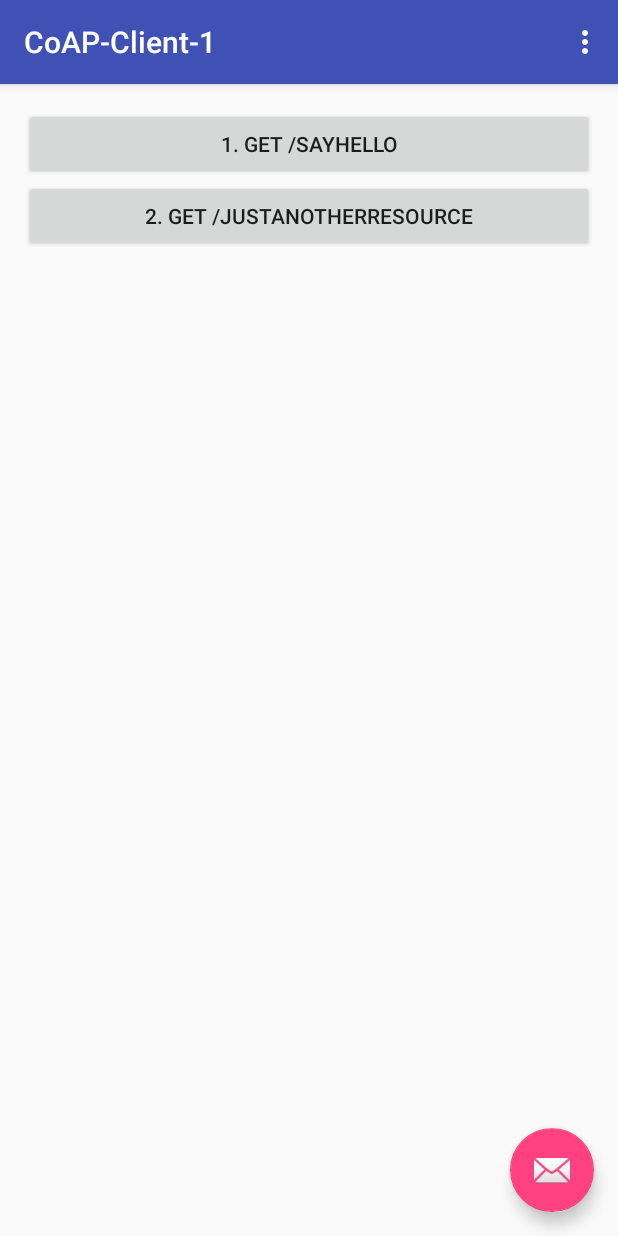
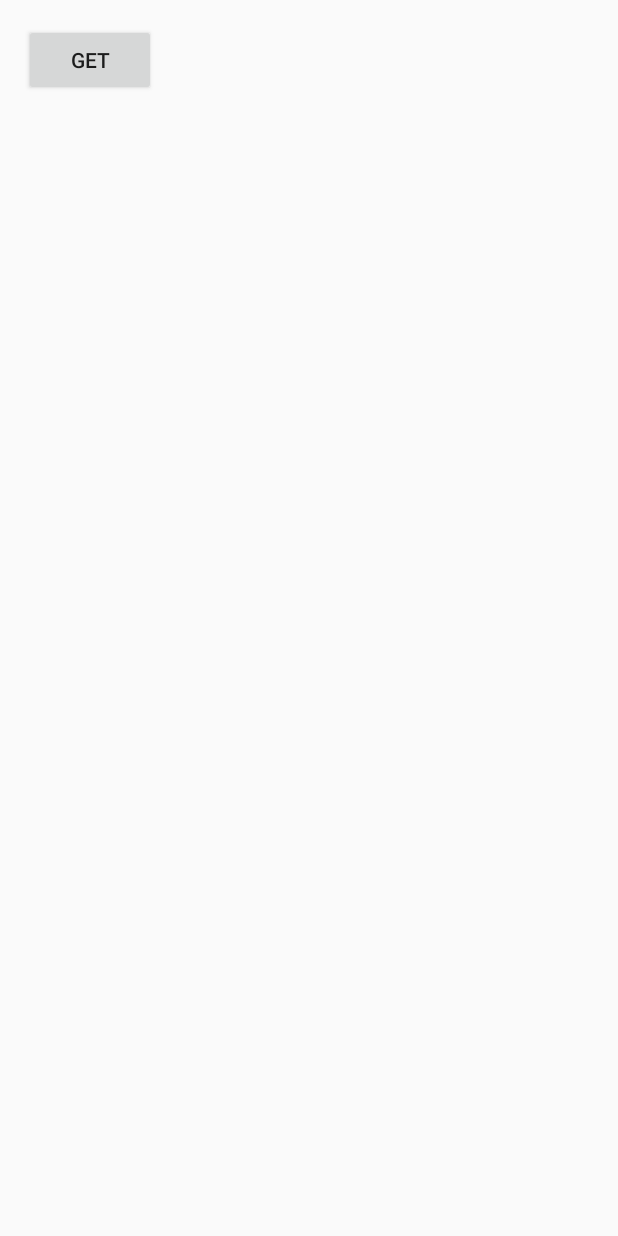
Before and after one commit to OProtalk/Protalk, an Android app: the screen it shows after launch (MainActivity), on a phone screen of 412 x 824 dp. Run offline under Robolectric (Android 15) with nearby library versions, the phone set to English and light mode, and no system bars; libraries missing offline, so code that uses them is left out: org.eclipse.californium.

Commit message:
android app ui

```diff
--- a/CoAP-Client-1/app/src/main/java/com/protalk/coap_client_1/MainActivity.java
+++ b/CoAP-Client-1/app/src/main/java/com/protalk/coap_client_1/MainActivity.java
@@ -1,19 +1,15 @@
 package com.protalk.coap_client_1;
 
+import android.support.v7.app.AppCompatActivity;
 import android.os.Bundle;
-import android.support.design.widget.FloatingActionButton;
-import android.support.design.widget.Snackbar;
-import android.support.v7.app.AppCompatActivity;
-import android.support.v7.widget.Toolbar;
 import android.util.Log;
 import android.view.View;
-import android.view.Menu;
-import android.view.MenuItem;
 import android.widget.Toast;
 
 import org.eclipse.californium.core.CoapClient;
 import org.eclipse.californium.core.CoapResponse;
 import org.eclipse.californium.core.Utils;
+import org.eclipse.californium.core.coap.MediaTypeRegistry;
 
 import java.net.URI;
 import java.net.URISyntaxException;
@@ -24,20 +20,8 @@ public class MainActivity extends AppCompatActivity {
     protected void onCreate(Bundle savedInstanceState) {
         super.onCreate(savedInstanceState);
         setContentView(R.layout.activity_main);
-        Toolbar toolbar = (Toolbar) findViewById(R.id.toolbar);
-        setSupportActionBar(toolbar);
 
-        FloatingActionButton fab = (FloatingActionButton) findViewById(R.id.fab);
-        fab.setOnClickListener(new View.OnClickListener() {
-            @Override
-            public void onClick(View view) {
-                Snackbar.make(view, "Replace with your own action", Snackbar.LENGTH_LONG)
-                        .setAction("Action", null).show();
-            }
-        });
-
-        findViewById(R.id.btn1).setOnClickListener(new OnClickListenerGet("coap://10.0.2.2/SayHello"));
-        findViewById(R.id.btn2).setOnClickListener(new OnClickListenerGet("coap://10.0.2.2/JustAnotherResource"));
+        findViewById(R.id.btn1).setOnClickListener(new OnClickListenerGet("coap://[2005::ba27:ebff:fe3c:ba5a]/SayHello"));
     }
 
     private class OnClickListenerGet implements View.OnClickListener {
@@ -50,6 +34,7 @@ public class MainActivity extends AppCompatActivity {
             CoapResponse response = null;
             try {
                 response = new CoapClient(new URI(mUri)).get();
+
             } catch (URISyntaxException e) {
                 Log.d("틀림...", "Invalid URI");
                 e.printStackTrace();
@@ -69,26 +54,4 @@ public class MainActivity extends AppCompatActivity {
             }
         } // onClick
     } // inner class
-
-    @Override
-    public boolean onCreateOptionsMenu(Menu menu) {
-        // Inflate the menu; this adds items to the action bar if it is present.
-        getMenuInflater().inflate(R.menu.menu_main, menu);
-        return true;
-    }
-
-    @Override
-    public boolean onOptionsItemSelected(MenuItem item) {
-        // Handle action bar item clicks here. The action bar will
-        // automatically handle clicks on the Home/Up button, so long
-        // as you specify a parent activity in AndroidManifest.xml.
-        int id = item.getItemId();
-
-        //noinspection SimplifiableIfStatement
-        if (id == R.id.action_settings) {
-            return true;
-        }
-
-        return super.onOptionsItemSelected(item);
-    }
 }
--- a/CoAP-Client-1/app/src/main/res/layout/activity_main.xml
+++ b/CoAP-Client-1/app/src/main/res/layout/activity_main.xml
@@ -1,34 +1,18 @@
 <?xml version="1.0" encoding="utf-8"?>
-<android.support.design.widget.CoordinatorLayout xmlns:android="http://schemas.android.com/apk/res/android"
-    xmlns:app="http://schemas.android.com/apk/res-auto"
+<RelativeLayout xmlns:android="http://schemas.android.com/apk/res/android"
     xmlns:tools="http://schemas.android.com/tools"
+    android:id="@+id/activity_main"
     android:layout_width="match_parent"
     android:layout_height="match_parent"
-    android:fitsSystemWindows="true"
+    android:paddingBottom="@dimen/activity_vertical_margin"
+    android:paddingLeft="@dimen/activity_horizontal_margin"
+    android:paddingRight="@dimen/activity_horizontal_margin"
+    android:paddingTop="@dimen/activity_vertical_margin"
     tools:context="com.protalk.coap_client_1.MainActivity">
 
-    <android.support.design.widget.AppBarLayout
-        android:layout_width="match_parent"
-        android:layout_height="wrap_content"
-        android:theme="@style/AppTheme.AppBarOverlay">
-
-        <android.support.v7.widget.Toolbar
-            android:id="@+id/toolbar"
-            android:layout_width="match_parent"
-            android:layout_height="?attr/actionBarSize"
-            android:background="?attr/colorPrimary"
-            app:popupTheme="@style/AppTheme.PopupOverlay" />
-
-    </android.support.design.widget.AppBarLayout>
-
-    <include layout="@layout/content_main" />
-
-    <android.support.design.widget.FloatingActionButton
-        android:id="@+id/fab"
+    <Button
+        android:id="@+id/btn1"
         android:layout_width="wrap_content"
         android:layout_height="wrap_content"
-        android:layout_gravity="bottom|end"
-        android:layout_margin="@dimen/fab_margin"
-        android:src="@android:drawable/ic_dialog_email" />
-
-</android.support.design.widget.CoordinatorLayout>
+        android:text="get"/>
+</RelativeLayout>
--- a/CoAP-Client-1/app/src/main/res/layout/content_main.xml
+++ /dev/null
@@ -1,28 +0,0 @@
-<?xml version="1.0" encoding="utf-8"?>
-<RelativeLayout xmlns:android="http://schemas.android.com/apk/res/android"
-    xmlns:app="http://schemas.android.com/apk/res-auto"
-    xmlns:tools="http://schemas.android.com/tools"
-    android:layout_width="match_parent"
-    android:layout_height="match_parent"
-    android:paddingBottom="@dimen/activity_vertical_margin"
-    android:paddingLeft="@dimen/activity_horizontal_margin"
-    android:paddingRight="@dimen/activity_horizontal_margin"
-    android:paddingTop="@dimen/activity_vertical_margin"
-    app:layout_behavior="@string/appbar_scrolling_view_behavior"
-    tools:context="com.protalk.coap_client_1.MainActivity"
-    tools:showIn="@layout/activity_main">
-
-    <Button
-        android:id="@+id/btn1"
-        android:layout_width="match_parent"
-        android:layout_height="wrap_content"
-        android:text="1. GET /SayHello"/>
-    <Button
-        android:id="@+id/btn2"
-        android:layout_width="match_parent"
-        android:layout_height="wrap_content"
-        android:text="2. GET /JustAnotherResource"
-        android:layout_below="@+id/btn1"
-        android:layout_alignParentStart="true" />
-
-</RelativeLayout>
```
Also changed, not shown: CoAP-Client-1/app/src/main/java/com/protalk/coap_client_1/ServerService.java (+54 -9 lines).
